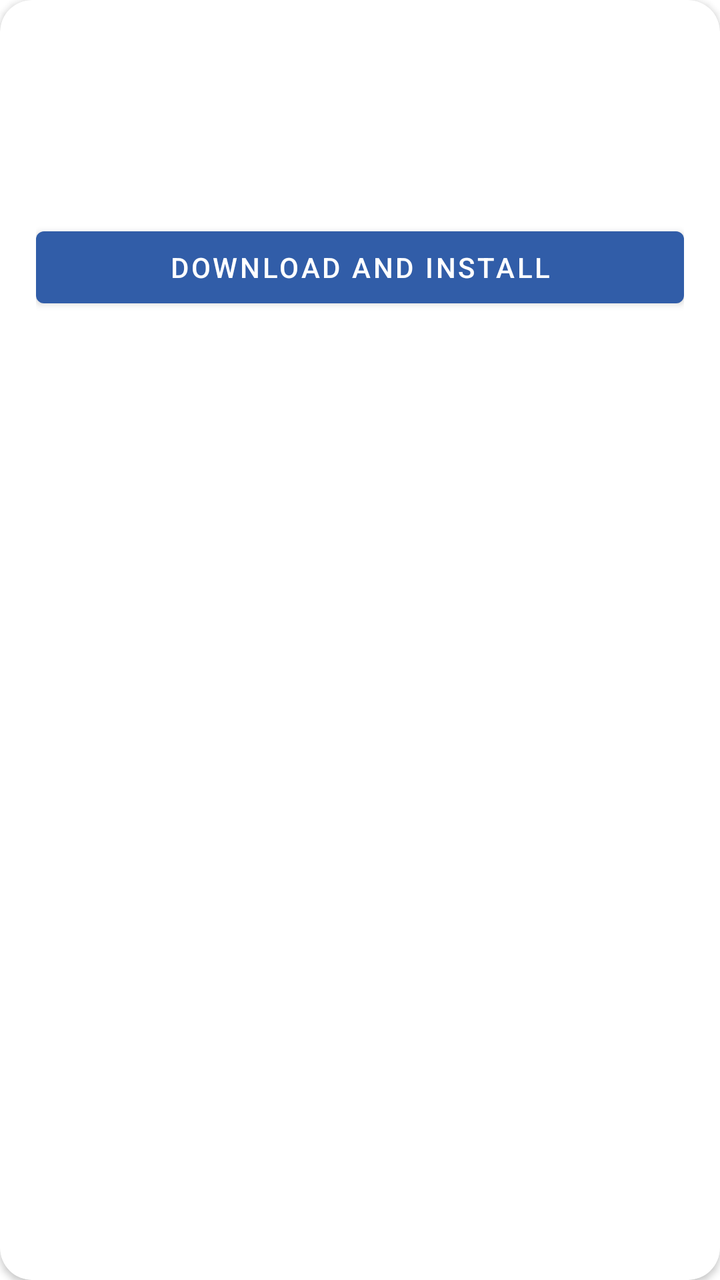
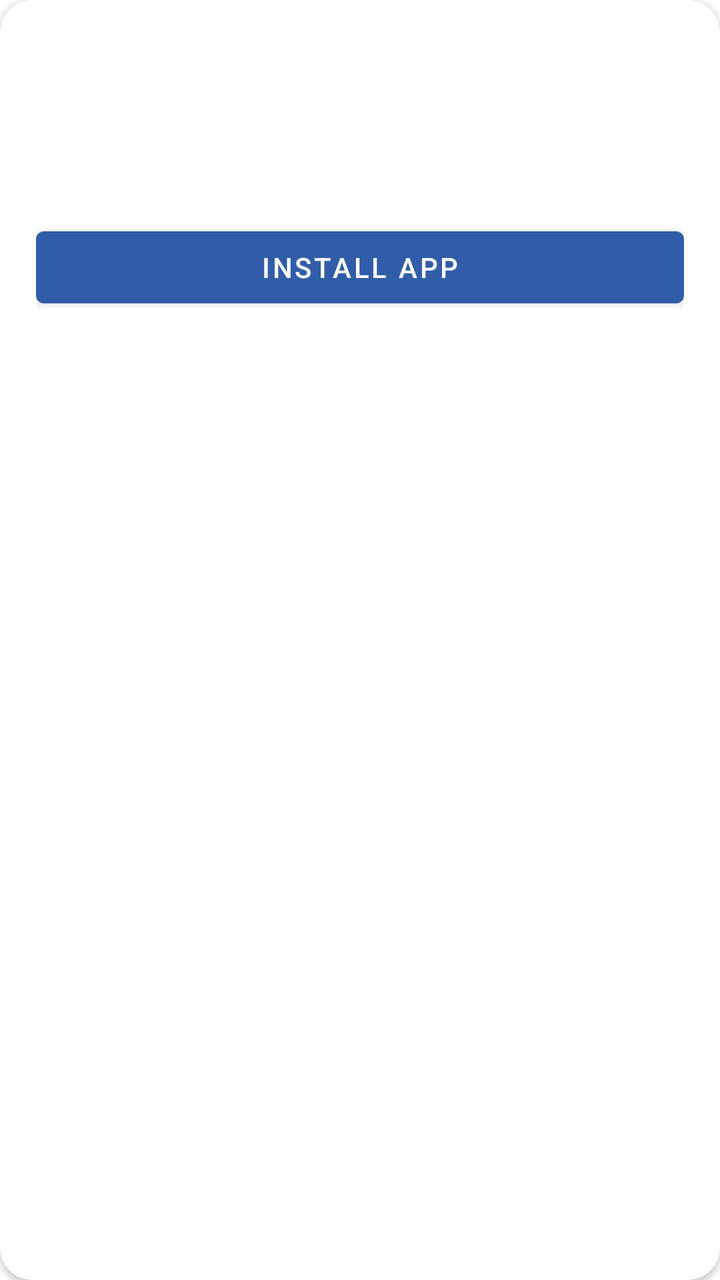

Before-and-after screenshots of an Android layout around one commit, followed by the original layout XML and the change that was made.
<!-- AndroidManifest.xml: application theme Theme.UpdaterSample -->
<!-- res/layout/item_catalog_app.xml -->
<?xml version="1.0" encoding="utf-8"?>
<com.google.android.material.card.MaterialCardView xmlns:android="http://schemas.android.com/apk/res/android"
    xmlns:app="http://schemas.android.com/apk/res-auto"
    android:layout_width="match_parent"
    android:layout_height="wrap_content"
    android:layout_marginBottom="12dp"
    app:cardCornerRadius="16dp"
    app:cardElevation="2dp">

    <LinearLayout
        android:layout_width="match_parent"
        android:layout_height="wrap_content"
        android:orientation="vertical"
        android:padding="18dp">

        <TextView
            android:id="@+id/applicationId"
            android:layout_width="match_parent"
            android:layout_height="wrap_content"
            android:ellipsize="middle"
            android:maxLines="1"
            android:textAppearance="@style/TextAppearance.MaterialComponents.Subtitle1"
            android:textStyle="bold" />

        <LinearLayout
            android:layout_width="match_parent"
            android:layout_height="wrap_content"
            android:layout_marginTop="4dp"
            android:gravity="center_vertical"
            android:orientation="horizontal">

            <TextView
                android:id="@+id/version"
                android:layout_width="0dp"
                android:layout_height="wrap_content"
                android:layout_weight="1"
                android:textAppearance="@style/TextAppearance.MaterialComponents.Body2" />

            <TextView
                android:id="@+id/mandatoryBadge"
                android:layout_width="wrap_content"
                android:layout_height="wrap_content"
                android:background="@drawable/badge_mandatory"
                android:paddingStart="8dp"
                android:paddingTop="3dp"
                android:paddingEnd="8dp"
                android:paddingBottom="3dp"
                android:text="@string/mandatory"
                android:textColor="#8A1C1C"
                android:textSize="12sp"
                android:textStyle="bold"
                android:visibility="gone" />
        </LinearLayout>

        <TextView
            android:id="@+id/releaseNotes"
            android:layout_width="match_parent"
            android:layout_height="wrap_content"
            android:layout_marginTop="14dp"
            android:lineSpacingExtra="3dp"
            android:textAppearance="@style/TextAppearance.MaterialComponents.Body2" />

        <ProgressBar
            android:id="@+id/downloadProgress"
            style="?android:attr/progressBarStyleHorizontal"
            android:layout_width="match_parent"
            android:layout_height="wrap_content"
            android:layout_marginTop="14dp"
            android:max="100"
            android:visibility="gone" />

        <TextView
            android:id="@+id/rowStatus"
            android:layout_width="match_parent"
            android:layout_height="wrap_content"
            android:layout_marginTop="6dp"
            android:textAppearance="@style/TextAppearance.MaterialComponents.Caption"
            android:visibility="gone" />

        <Button
            android:id="@+id/installButton"
            android:layout_width="match_parent"
            android:layout_height="wrap_content"
            android:layout_marginTop="14dp"
            android:text="@string/download_and_install" />
    </LinearLayout>
</com.google.android.material.card.MaterialCardView>
<!-- resources referenced by this layout -->
<resources>
  <!-- drawable badge_mandatory (drawable) -->
  <?xml version="1.0" encoding="utf-8"?>
  <shape xmlns:android="http://schemas.android.com/apk/res/android" android:shape="rectangle">
      <solid android:color="#FCE8E8" />
      <corners android:radius="20dp" />
  </shape>
  <string name="download_and_install">Download and install</string>
  <string name="mandatory">Mandatory</string>
  <style name="Theme.UpdaterSample" parent="Theme.MaterialComponents.DayNight.NoActionBar">
          <item name="colorPrimary">#315DA8</item>
          <item name="colorPrimaryVariant">#24477F</item>
          <item name="colorOnPrimary">#FFFFFF</item>
          <item name="android:statusBarColor">#24477F</item>
      </style>
</resources>

<!-- the commit's change to res/layout/item_catalog_app.xml (unified diff, before → after) -->
@@ -82,6 +82,6 @@
             android:layout_width="match_parent"
             android:layout_height="wrap_content"
             android:layout_marginTop="14dp"
-            android:text="@string/download_and_install" />
+            android:text="@string/install_app" />
     </LinearLayout>
 </com.google.android.material.card.MaterialCardView>
<!-- resource entries referenced after the edit -->
@@ -6,7 +6,7 @@
       <solid android:color="#FCE8E8" />
       <corners android:radius="20dp" />
   </shape>
-  <string name="download_and_install">Download and install</string>
+  <string name="install_app">Install app</string>
   <string name="mandatory">Mandatory</string>
   <style name="Theme.UpdaterSample" parent="Theme.MaterialComponents.DayNight.NoActionBar">
           <item name="colorPrimary">#315DA8</item>
